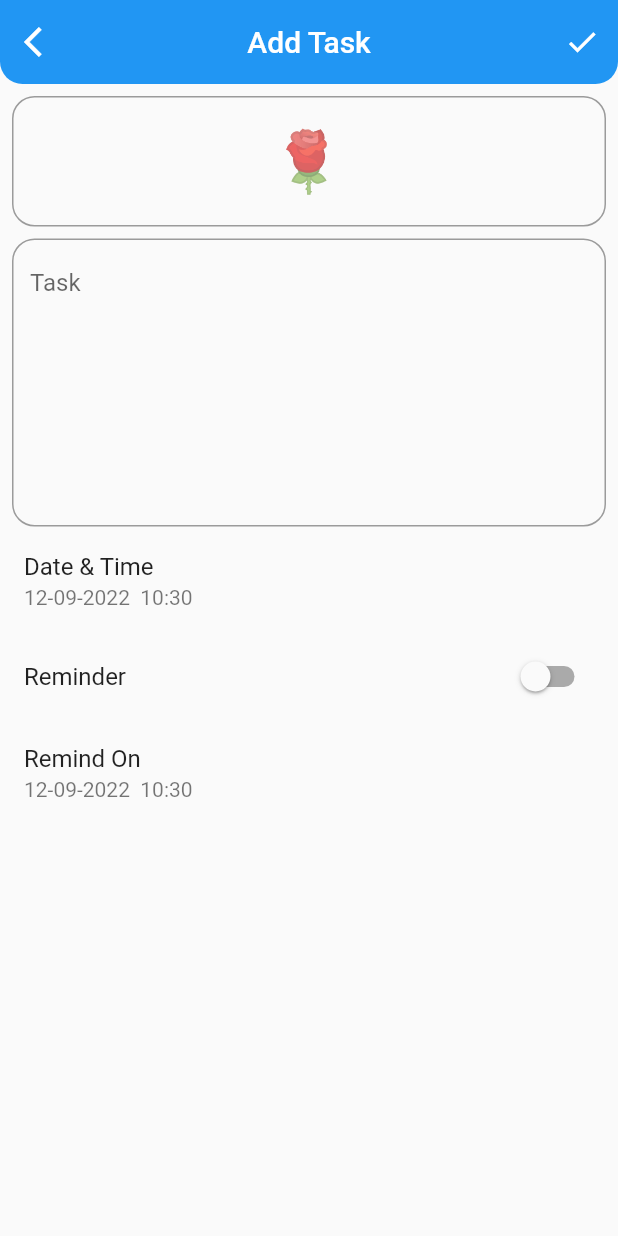
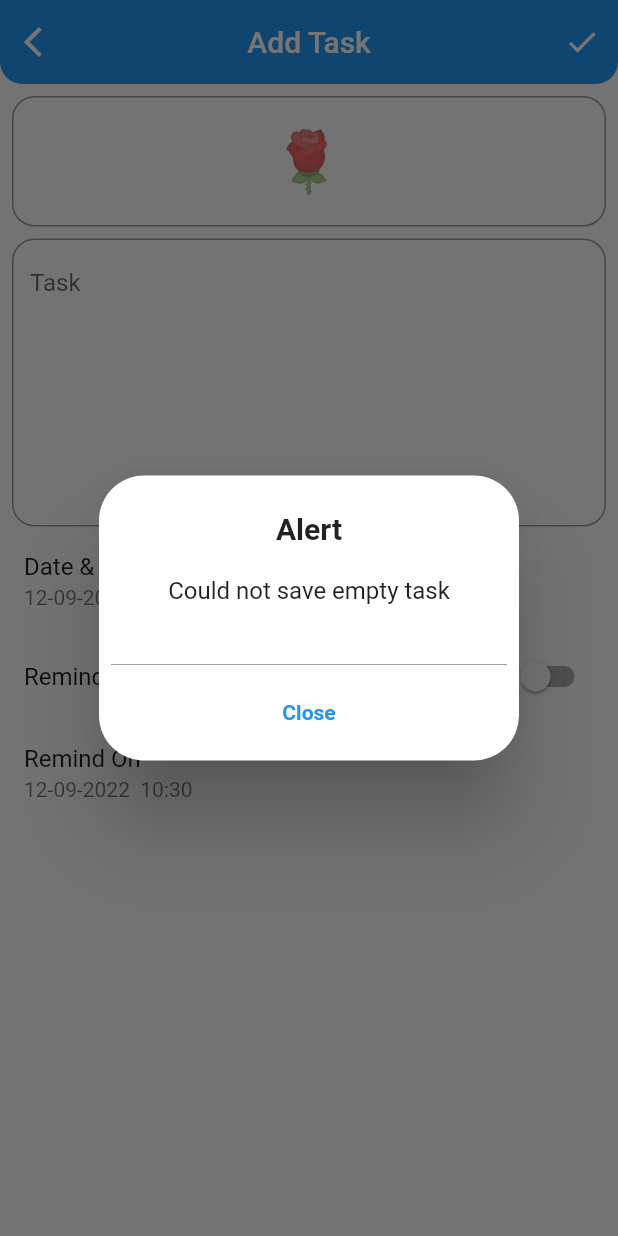
Before and after one commit to Aman-Singh-Walia/planner, a Flutter app: the AddTaskPage screen opened directly, after a tap on the "check" icon, on a phone screen of 412 x 824 dp. Run offline on Flutter 3.47's test engine with Material 2 defaults, Android fonts, the phone set to English and light mode, and no system bars; our stand-ins replace flutter_local_notifications, hive, hive_flutter, timezone; accounts and stored records are empty.

Commit message:
alert dialogs added

```diff
--- a/lib/pages/add_task_page.dart
+++ b/lib/pages/add_task_page.dart
@@ -3,6 +3,7 @@ import 'package:flutter/services.dart';
 import 'package:hive_flutter/hive_flutter.dart';
 import 'package:planner/models/task.dart';
 import 'package:planner/services/notification_api.dart';
+import 'package:planner/widgets/alert_dialog.dart';
 import 'package:planner/widgets/date_time_picker.dart';
 
 class AddTaskPage extends StatefulWidget {
@@ -32,13 +33,14 @@ class _AddTaskPageState extends State<AddTaskPage> {
         title: const Text('Add Task'),
         actions: [
           IconButton(
-              onPressed: () async {
+              onPressed: () {
                 int scheduleId = DateTime.now().month +
                     DateTime.now().day +
                     DateTime.now().millisecond;
 
                 if (contentController.text.isEmpty) {
-                  print('Can not save empty task');
+                  showAlertDialog(
+                      context, 'Alert', 'Could not save empty task');
                   return;
                 }
                 if (stickerController.text.isEmpty) {
@@ -47,11 +49,12 @@ class _AddTaskPageState extends State<AddTaskPage> {
                 if (reminder) {
                   if (reminderDateTime.isAfter(dateTime) ||
                       reminderDateTime.isBefore(DateTime.now())) {
-                    print(
+                    showAlertDialog(context, 'Alert',
                         'Can not set reminder for the selected date and time');
+
                     return;
                   }
-                  await NotificationApi.showScheduledNotification(
+                  NotificationApi.showScheduledNotification(
                       id: scheduleId,
                       scheduleDateTime: reminderDateTime,
                       title: stickerController.text,
@@ -64,12 +67,13 @@ class _AddTaskPageState extends State<AddTaskPage> {
                       false,
                       reminder,
                       reminderDateTime);
-                  print('Task added successfully with reminder');
+
+                  Navigator.pop(context);
                   return;
                 }
                 addTask(scheduleId, contentController.text, dateTime,
                     stickerController.text, false, reminder, reminderDateTime);
-                print('Task added successfully');
+                Navigator.pop(context);
               },
               icon: const Icon(Icons.check))
         ],
--- a/lib/pages/view_edit_task_page.dart
+++ b/lib/pages/view_edit_task_page.dart
@@ -2,6 +2,7 @@ import 'package:flutter/material.dart';
 import 'package:flutter/services.dart';
 import 'package:planner/models/task.dart';
 import 'package:planner/services/notification_api.dart';
+import 'package:planner/widgets/alert_dialog.dart';
 import 'package:planner/widgets/date_time_picker.dart';
 
 class ViewEditTaskPage extends StatefulWidget {
@@ -36,9 +37,10 @@ class _ViewEditTaskPageState extends State<ViewEditTaskPage> {
         title: const Text('Task'),
         actions: [
           IconButton(
-              onPressed: () async {
+              onPressed: () {
                 if (widget.task.content.isEmpty) {
-                  print('Can not save empty task');
+                  showAlertDialog(
+                      context, 'Alert', 'Could not save empty task');
                   return;
                 }
                 if (widget.task.sticker.isEmpty) {
@@ -48,16 +50,16 @@ class _ViewEditTaskPageState extends State<ViewEditTaskPage> {
                   if (widget.task.reminderDateTime
                           .isAfter(widget.task.dateTime) ||
                       widget.task.reminderDateTime.isBefore(DateTime.now())) {
-                    print(
+                    showAlertDialog(context, 'Alert',
                         'Can not set reminder for the selected date and time');
                     return;
                   }
-                  await NotificationApi.showScheduledNotification(
+                  NotificationApi.showScheduledNotification(
                       id: widget.task.scheduleId,
                       scheduleDateTime: widget.task.reminderDateTime,
                       title: widget.task.sticker,
                       body: widget.task.content);
-                  print('Task updated successfully with reminder');
+                  Navigator.pop(context);
                   return;
                 }
                 widget.task.save();
--- /dev/null
+++ b/lib/widgets/alert_dialog.dart
@@ -0,0 +1,51 @@
+import 'package:flutter/material.dart';
+
+showAlertDialog(BuildContext context, String title, String message) {
+  showDialog(
+      context: context,
+      builder: (BuildContext context) {
+        return AlertDialog(
+          shape:
+              RoundedRectangleBorder(borderRadius: BorderRadius.circular(30.0)),
+          title: Text(
+            title,
+            textAlign: TextAlign.center,
+            style: const TextStyle(
+              fontWeight: FontWeight.bold,
+            ),
+          ),
+          content: ConstrainedBox(
+            constraints: const BoxConstraints(maxHeight: 250),
+            child: SingleChildScrollView(
+              physics: const BouncingScrollPhysics(),
+              child: Text(
+                message,
+                textAlign: TextAlign.center,
+                softWrap: true,
+                overflow: TextOverflow.fade,
+              ),
+            ),
+          ),
+          actions: [
+            const Divider(
+              color: Colors.grey,
+            ),
+            Row(
+              mainAxisAlignment: MainAxisAlignment.spaceAround,
+              children: [
+                TextButton(
+                    onPressed: () {
+                      Navigator.of(context).pop();
+                    },
+                    child: const Text(
+                      "Close",
+                      style: TextStyle(
+                        fontWeight: FontWeight.bold,
+                      ),
+                    )),
+              ],
+            )
+          ],
+        ); //alert dialog
+      });
+}
```
